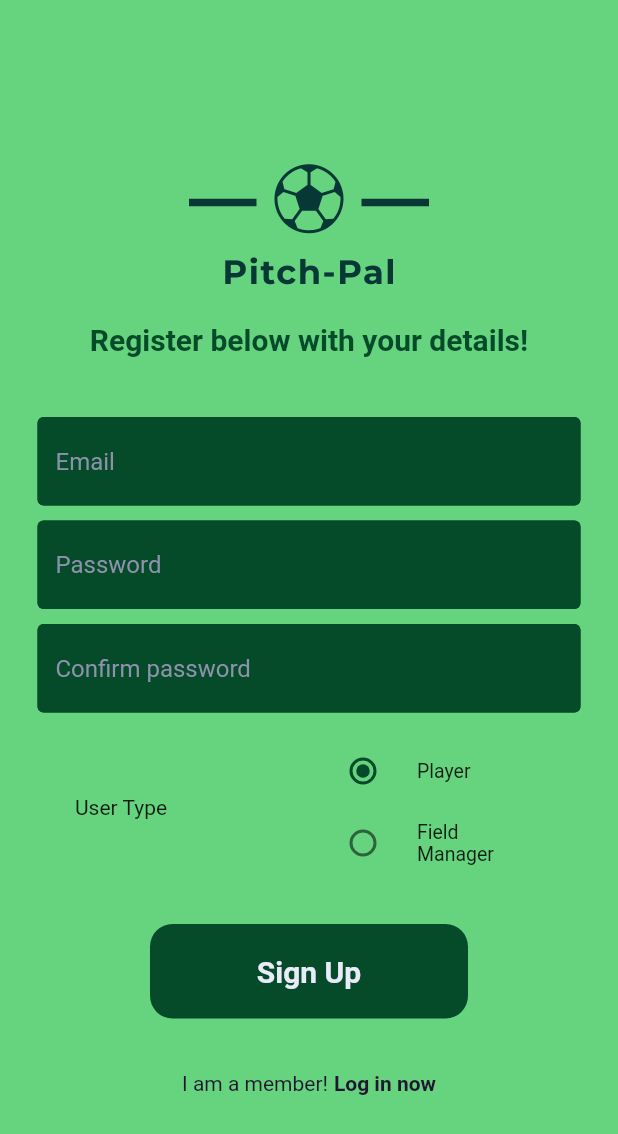
After one commit to mhmdkhlf/PitchPal-Capstone-Project, a Flutter app: the screen it shows after launch, after a tap on "Register now", on a phone screen of 412 x 824 dp. The commit adds this screen. Shown: the top 1134 px of the screen. Run offline on Flutter 3.47's test engine with Material 2 defaults, Android fonts, the light colour scheme and no system bars; our stand-ins replace dio; network calls fail.

Commit message:
created connected sign up and log in pages (still will adjust later, but main functionality is working)

```diff
--- a/frontend_mobile/lib/data/auth.dart
+++ b/frontend_mobile/lib/data/auth.dart
@@ -1,5 +1,5 @@
-class Auth {
-  const Auth({
+class LogInRequest {
+  const LogInRequest({
     required this.email,
     required this.password,
   });
@@ -7,17 +7,30 @@ class Auth {
   final String email;
   final String password;
 
-  factory Auth.fromJson(Map<String, dynamic> json) {
-    return Auth(
-      email: json['email'],
-      password: json['password'],
-    );
+  Map<String, dynamic> toJsonMap() {
+    return {
+      'email': email,
+      'password': password,
+    };
   }
+}
+
+class SignUpRequest {
+  const SignUpRequest({
+    required this.email,
+    required this.password,
+    required this.role,
+  });
+
+  final String email;
+  final String password;
+  final Role role;
 
   Map<String, dynamic> toJsonMap() {
     return {
       'email': email,
       'password': password,
+      'role': role.value,
     };
   }
 }
--- a/frontend_mobile/lib/main.dart
+++ b/frontend_mobile/lib/main.dart
@@ -1,6 +1,11 @@
 import 'package:flutter/material.dart';
+import 'dart:io';
 import 'pages/log_in.dart';
 import 'constants.dart';
+
+final String apiRoute = Platform.isAndroid
+    ? 'http://10.0.2.2:5000/api'
+    : 'http://localhost:5000/api';
 
 void main() async {
   runApp(const MyApp());
@@ -19,7 +24,7 @@ class MyApp extends StatelessWidget {
           secondary: kLightColor,
         ),
       ),
-      home: const LogInPage(),
+      home: LogInPage(apiRoute: apiRoute),
     );
   }
 }
--- a/frontend_mobile/lib/pages/log_in.dart
+++ b/frontend_mobile/lib/pages/log_in.dart
@@ -1,27 +1,32 @@
 import 'package:flutter/material.dart';
 import 'package:frontend_mobile/constants.dart';
-import 'dart:io';
 import 'package:dio/dio.dart';
+import 'package:frontend_mobile/pages/sign_up.dart';
 import 'package:frontend_mobile/pages/welcome.dart';
 import '../components/submit_button.dart';
 import '../components/input_textfield.dart';
+import '../components/failed_auth_dialog.dart';
 import '../data/auth.dart';
 
-final dio = Dio();
-final String apiRoute = Platform.isAndroid
-    ? 'http://10.0.2.2:5000/api'
-    : 'http://localhost:5000/api';
+class LogInPage extends StatefulWidget {
+  const LogInPage({
+    super.key,
+    required this.apiRoute,
+    this.emailFromSignUp = '',
+  });
 
-class LogInPage extends StatefulWidget {
-  const LogInPage({super.key});
+  final String apiRoute;
+  final String emailFromSignUp;
 
   @override
   State<LogInPage> createState() => _LoginPageState();
 }
 
 class _LoginPageState extends State<LogInPage> {
-  final emailController = TextEditingController();
+  late TextEditingController emailController =
+      TextEditingController(text: widget.emailFromSignUp);
   final passwordController = TextEditingController();
+  late String apiRoute = widget.apiRoute;
 
   void logUserIn() async {
     showDialog(
@@ -32,17 +37,18 @@ class _LoginPageState extends State<LogInPage> {
         );
       },
     );
-    final Auth auth = Auth(
+    final LogInRequest auth = LogInRequest(
       email: emailController.text,
       password: passwordController.text,
     );
+    final dio = Dio();
     try {
       Response response = await dio.post(
         '$apiRoute/logIn',
         data: auth.toJsonMap(),
       );
-      if (response.statusCode == 200) {
       String email = response.data['email'];
+      String role = response.data['user']['role'];
       if (context.mounted) {
         Navigator.pop(context);
         Navigator.push(
@@ -50,33 +56,21 @@ class _LoginPageState extends State<LogInPage> {
           MaterialPageRoute(
             builder: (context) => WelcomePage(
               userEmail: email,
+              role: role,
             ),
           ),
         );
       }
-      }
     } on DioError catch (e) {
       String error = e.response?.data['error'];
       Navigator.pop(context);
-      failedLogInMessage(error);
-    }
-  }
-
-  void failedLogInMessage(String error) {
       showDialog(
         context: context,
         builder: (context) {
-        return AlertDialog(
-          backgroundColor: kLightColor,
-          title: Center(
-            child: Text(
-              error,
-              style: const TextStyle(color: kDarkColor),
-            ),
-          ),
-        );
+          return FailedAuthDialog(errorText: error);
         },
       );
+    }
   }
 
   @override
@@ -99,7 +93,7 @@ class _LoginPageState extends State<LogInPage> {
                 const SizedBox(height: 50),
                 InputTextField(
                   controller: emailController,
-                  hintText: 'Username',
+                  hintText: 'Email',
                   obscureText: false,
                 ),
                 const SizedBox(height: 10),
@@ -116,19 +110,31 @@ class _LoginPageState extends State<LogInPage> {
                 const SizedBox(height: 15),
                 Row(
                   mainAxisAlignment: MainAxisAlignment.center,
-                  children: const [
-                    Text(
+                  children: [
+                    const Text(
                       'Don\'t have an account?',
                       style: TextStyle(color: kDarkColor),
                     ),
-                    SizedBox(width: 4),
-                    Text(
+                    const SizedBox(width: 4),
+                    GestureDetector(
+                      onTap: () => {
+                        Navigator.push(
+                          context,
+                          MaterialPageRoute(
+                            builder: (context) => SignUpPage(
+                              apiRoute: apiRoute,
+                            ),
+                          ),
+                        )
+                      },
+                      child: const Text(
                         'Register now',
                         style: TextStyle(
                           color: kDarkColor,
                           fontWeight: FontWeight.bold,
                         ),
                       ),
+                    )
                   ],
                 )
               ],
--- /dev/null
+++ b/frontend_mobile/lib/pages/sign_up.dart
@@ -0,0 +1,205 @@
+import 'package:flutter/material.dart';
+import 'package:dio/dio.dart';
+import 'package:frontend_mobile/pages/log_in.dart';
+import '../components/input_textfield.dart';
+import '../components/submit_button.dart';
+import '../components/failed_auth_dialog.dart';
+import '../data/auth.dart';
+import '../constants.dart';
+
+class SignUpPage extends StatefulWidget {
+  const SignUpPage({super.key, required this.apiRoute});
+
+  final String apiRoute;
+
+  @override
+  State<SignUpPage> createState() => _SignUpPageState();
+}
+
+class _SignUpPageState extends State<SignUpPage> {
+  final emailController = TextEditingController();
+  final passwordController = TextEditingController();
+  final confirmPasswordController = TextEditingController();
+  late Role role = Role.player;
+  late String apiRoute = widget.apiRoute;
+
+  void signUpUser() async {
+    if (!confirmPassword()) {
+      showDialog(
+        context: context,
+        builder: (context) {
+          return const FailedAuthDialog(errorText: 'Passwords do not match');
+        },
+      );
+      return;
+    }
+    showDialog(
+      context: context,
+      builder: (context) {
+        return const Center(
+          child: CircularProgressIndicator(),
+        );
+      },
+    );
+    final SignUpRequest auth = SignUpRequest(
+      email: emailController.text,
+      password: passwordController.text,
+      role: role,
+    );
+    final dio = Dio();
+    try {
+      Response response = await dio.post(
+        '$apiRoute/signUp',
+        data: auth.toJsonMap(),
+      );
+      final String email = response.data['user']['email'];
+      if (context.mounted) {
+        Navigator.pop(context);
+        Navigator.push(
+          context,
+          MaterialPageRoute(
+            builder: (context) => LogInPage(
+              apiRoute: apiRoute,
+              emailFromSignUp: email,
+            ),
+          ),
+        );
+      }
+    } on DioError catch (e) {
+      String error = e.response?.data['error'];
+      Navigator.pop(context);
+      showDialog(
+        context: context,
+        builder: (context) {
+          return FailedAuthDialog(errorText: error);
+        },
+      );
+    }
+  }
+
+  bool confirmPassword() =>
+      passwordController.text == confirmPasswordController.text;
+
+  @override
+  Widget build(BuildContext context) {
+    return Scaffold(
+      backgroundColor: kPrimaryColor,
+      body: SafeArea(
+        child: SingleChildScrollView(
+          child: Center(
+            child: Column(
+              mainAxisAlignment: MainAxisAlignment.center,
+              children: [
+                const SizedBox(height: 100),
+                const Image(
+                  image: AssetImage('assets/logo.png'),
+                  height: 100,
+                  width: 200,
+                  fit: BoxFit.fitWidth,
+                ),
+                const SizedBox(height: 15),
+                const Text(
+                  'Register below with your details!',
+                  style: TextStyle(
+                    color: kDarkGreen,
+                    fontSize: 20,
+                    fontWeight: FontWeight.bold,
+                  ),
+                ),
+                const SizedBox(height: 40),
+                InputTextField(
+                  controller: emailController,
+                  hintText: 'Email',
+                  obscureText: false,
+                ),
+                const SizedBox(height: 10),
+                InputTextField(
+                  controller: passwordController,
+                  hintText: 'Password',
+                  obscureText: true,
+                ),
+                const SizedBox(height: 10),
+                InputTextField(
+                  controller: confirmPasswordController,
+                  hintText: 'Confirm password',
+                  obscureText: true,
+                ),
+                const SizedBox(height: 15),
+                Row(
+                  children: [
+                    const SizedBox(width: 50),
+                    const Expanded(child: Text('User Type')),
+                    Expanded(
+                      child: Column(
+                        children: [
+                          // child:
+                          RadioListTile<Role>(
+                            title: const Text('Player'),
+                            activeColor: kDarkGreen,
+                            dense: true,
+                            groupValue: role,
+                            value: Role.player,
+                            onChanged: (value) => setState(() {
+                              role = value!;
+                            }),
+                          ),
+                          // child:
+                          RadioListTile<Role>(
+                            title: const Text('Field Manager'),
+                            activeColor: kDarkGreen,
+                            dense: true,
+                            groupValue: role,
+                            value: Role.fieldManager,
+                            onChanged: (value) => setState(() {
+                              role = value!;
+                            }),
+                          ),
+                        ],
+                      ),
+                    ),
+                    const SizedBox(width: 50),
+                  ],
+                ),
+                const SizedBox(height: 10),
+                SubmitButton(
+                  text: 'Sign Up',
+                  onTap: signUpUser,
+                ),
+                const SizedBox(height: 15),
+                Row(
+                  mainAxisAlignment: MainAxisAlignment.center,
+                  children: [
+                    const Text(
+                      'I am a member!',
+                      style: TextStyle(color: kDarkColor),
+                    ),
+                    const SizedBox(width: 4),
+                    GestureDetector(
+                      onTap: () => {
+                        Navigator.push(
+                          context,
+                          MaterialPageRoute(
+                            builder: (context) => LogInPage(
+                              apiRoute: apiRoute,
+                            ),
+                          ),
+                        )
+                      },
+                      child: const Text(
+                        'Log in now',
+                        style: TextStyle(
+                          color: kDarkColor,
+                          fontWeight: FontWeight.bold,
+                        ),
+                      ),
+                    )
+                  ],
+                )
+              ],
+            ),
+          ),
+        ),
+      ),
+    );
+  }
+}
```
Also changed, not shown: frontend_mobile/lib/components/failed_auth_dialog.dart (added, +34 -0 lines), frontend_mobile/lib/components/input_textfield.dart (+4 -4 lines), frontend_mobile/lib/pages/welcome.dart (+10 -3 lines). Lines whose indentation alone changed are shown as unchanged.
